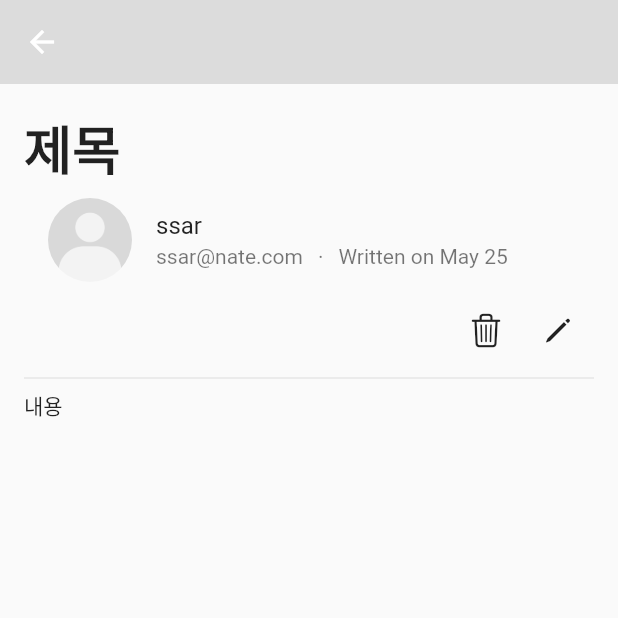
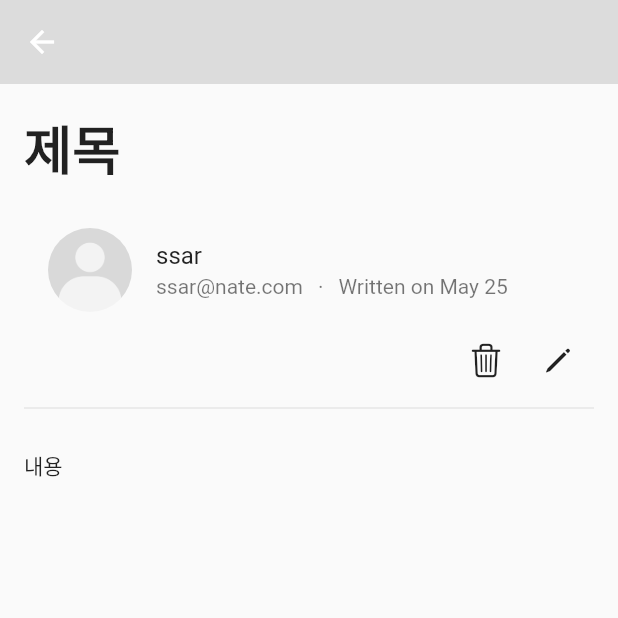
Before and after one commit to codingspecialist/flutter-blog-riverpod-2023-last, a Flutter app: the PostDetailPage screen opened directly, on a phone screen of 412 x 824 dp, the top half of it. Run offline on Flutter 3.47's test engine with Material 2 defaults, Android fonts, the phone set to English and light mode, and no system bars; our stand-ins replace flutter_riverpod, flutter_svg, validators.

Commit message:
게시물 상세 페이지 바디 간격 조절

```diff
--- a/lib/views/pages/post/detail_page/components/post_detail_body.dart
+++ b/lib/views/pages/post/detail_page/components/post_detail_body.dart
@@ -1,4 +1,5 @@
 import 'package:flutter/material.dart';
+import 'package:flutter_blog_2/core/constants/size.dart';
 import 'package:flutter_blog_2/views/pages/post/detail_page/components/post_detail_buttons.dart';
 import 'package:flutter_blog_2/views/pages/post/detail_page/components/post_detail_content.dart';
 import 'package:flutter_blog_2/views/pages/post/detail_page/components/post_detail_profile.dart';
@@ -14,9 +15,11 @@ class PostDetailBody extends StatelessWidget {
       child: ListView(
         children: [
           PostDetailTitle("제목"),
+          const SizedBox(height: largeGap),
           PostDetailProfile(),
           PostDetailButtons(),
           const Divider(),
+          const SizedBox(height: largeGap),
           PostDetailContent("내용"),
         ],
       ),
```
